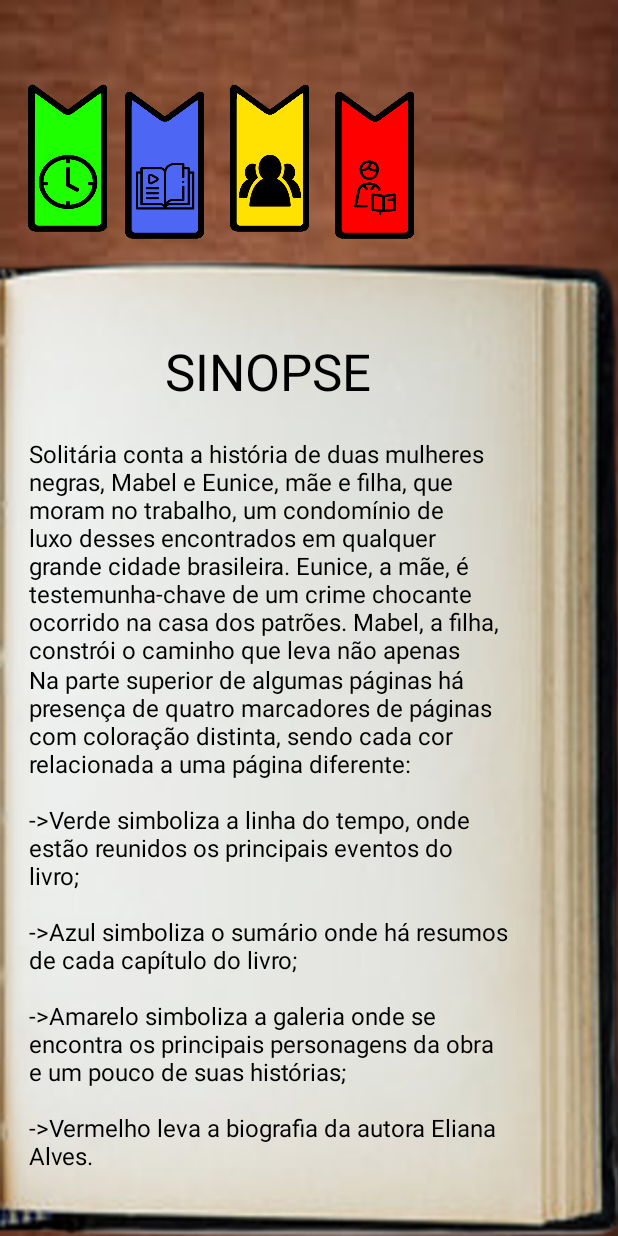
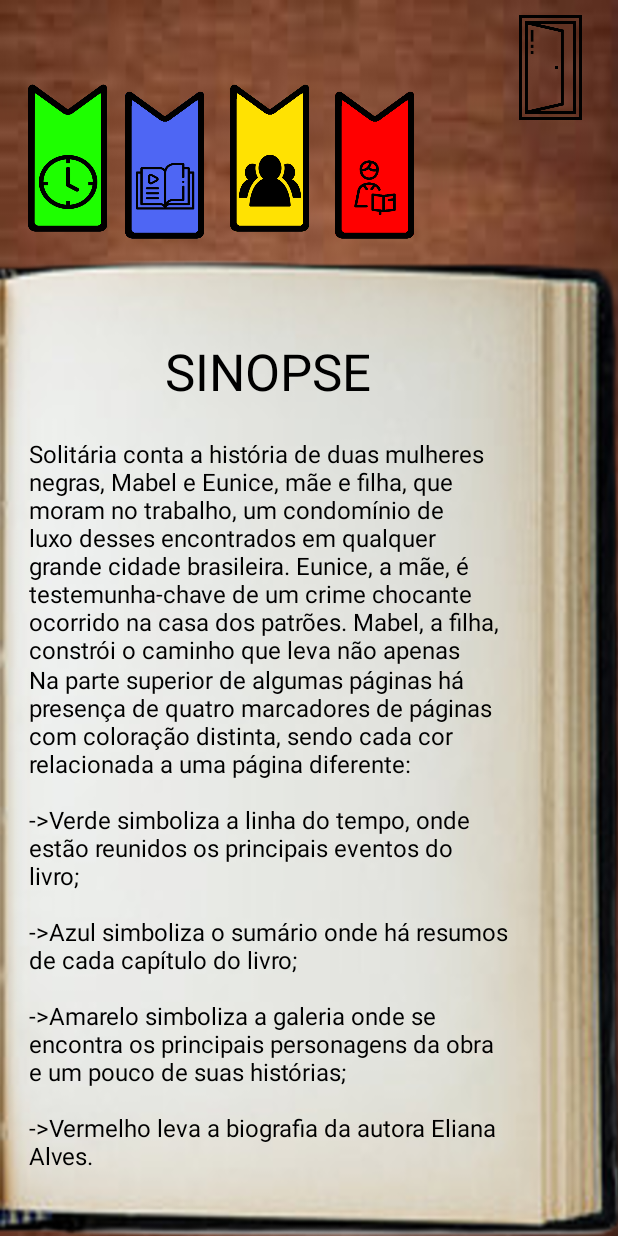
Before and after one commit to Jujubileuu/LeiturAPP, an Android app: the Sinopse screen opened directly, with no data from a screen before it, on a phone screen of 412 x 824 dp. Run offline under Robolectric (Android 15) with nearby library versions, the phone set to English and light mode, and no system bars.

Commit message:
Create Main button

```diff
--- a/Solitaria/app/src/main/java/com/example/solitaria/Sinopse.java
+++ b/Solitaria/app/src/main/java/com/example/solitaria/Sinopse.java
@@ -66,5 +66,13 @@ public class Sinopse extends AppCompatActivity {
                 }
             }
         });
+
+        findViewById(R.id.btnHome).setOnClickListener(new View.OnClickListener() {
+            @Override
+            public void onClick(View view) {
+                Intent telaMain = new Intent(getApplicationContext(), MainActivity.class);
+                startActivity(telaMain);
+            }
+        });
     }
 }
--- a/Solitaria/app/src/main/res/layout/activity_sinopse.xml
+++ b/Solitaria/app/src/main/res/layout/activity_sinopse.xml
@@ -155,4 +155,18 @@
 
     </androidx.constraintlayout.widget.ConstraintLayout>
 
+    <ImageButton
+        android:id="@+id/btnHome"
+        android:layout_width="90dp"
+        android:layout_height="90dp"
+        android:backgroundTint="#00FFFFFF"
+        android:scaleType="fitXY"
+        app:layout_constraintBottom_toBottomOf="parent"
+        app:layout_constraintEnd_toEndOf="parent"
+        app:layout_constraintHorizontal_bias="1.0"
+        app:layout_constraintStart_toStartOf="parent"
+        app:layout_constraintTop_toTopOf="parent"
+        app:layout_constraintVertical_bias="0.0"
+        app:srcCompat="@drawable/icondoor" />
+
 </androidx.constraintlayout.widget.ConstraintLayout>
```
Also changed, not shown: Solitaria/app/src/main/res/drawable/icondoor.png (added).
